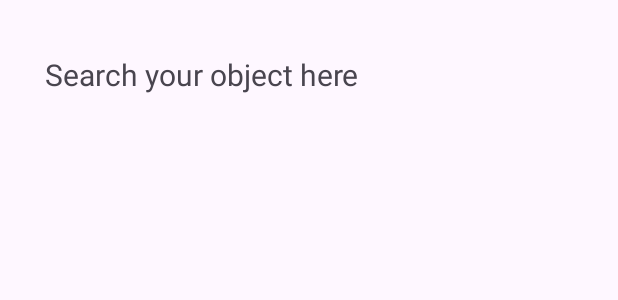
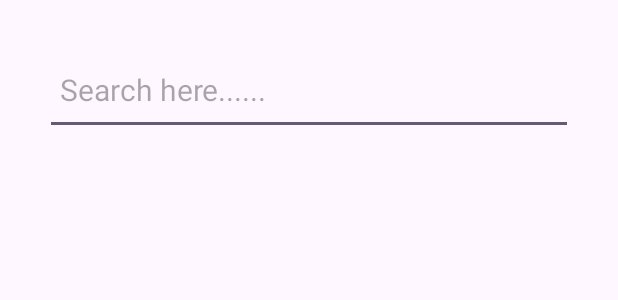
Before and after one commit to CodeXstalker/ClimateAction_Hack4Bengal, an Android app: the layout activity_check_carbon.xml on its own in the app's theme, with its tools: preview values and no code run, on a phone screen of 412 x 824 dp. Shown: the top 300 px of the screen. Run offline under Robolectric (Android 15) with nearby library versions, the phone set to English and light mode, and no system bars.

Commit message:
Integrated autoCompleteTextView

```diff
--- a/app/src/main/res/layout/activity_check_carbon.xml
+++ b/app/src/main/res/layout/activity_check_carbon.xml
@@ -8,18 +8,20 @@
     android:orientation="vertical"
     android:layout_margin="10sp"
     android:padding="10sp"
-    tools:context=".Check_carbonActivity">
+    tools:context=".check_carbon">
 
-    <TextView
+    <AutoCompleteTextView
+        android:id="@+id/actview"
         android:layout_width="match_parent"
         android:layout_height="60dp"
-        android:text="Search your object here"
+        android:hint="Search here......"
         android:textSize="20dp"
+        android:layout_margin="10sp"
         android:gravity="center_vertical"
-        android:padding="10sp">
+        android:padding="10sp"/>
 
 
-    </TextView>
+
 
 
 
```
Also changed, not shown: app/src/main/AndroidManifest.xml (+6 -4 lines), app/src/main/java/com/example/climateaction/Check_carbonActivity.java (deleted, +0 -14 lines), app/src/main/java/com/example/climateaction/MainActivity.java (+13 -0 lines), app/src/main/java/com/example/climateaction/check_carbon.java (added, +40 -0 lines).
